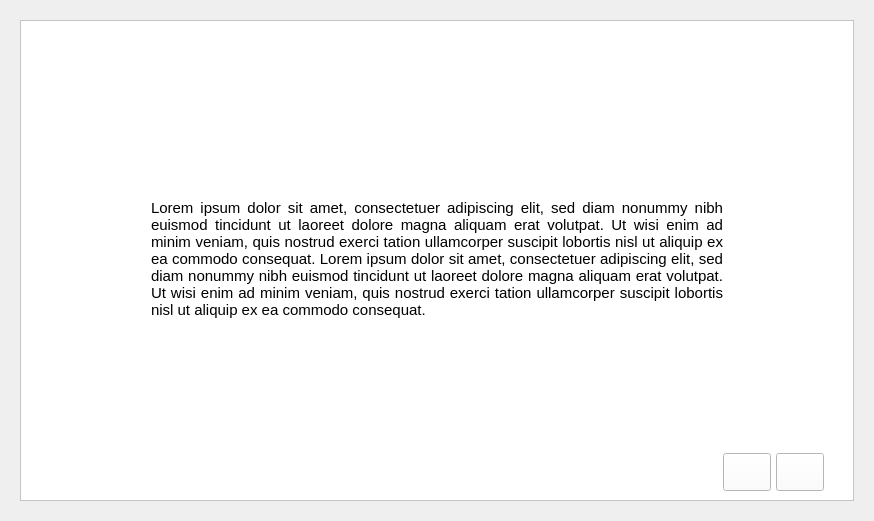
The window that Application/task1page.ui (markus-senger/KV-diagram) describes before a commit, drawn with Qt 5.
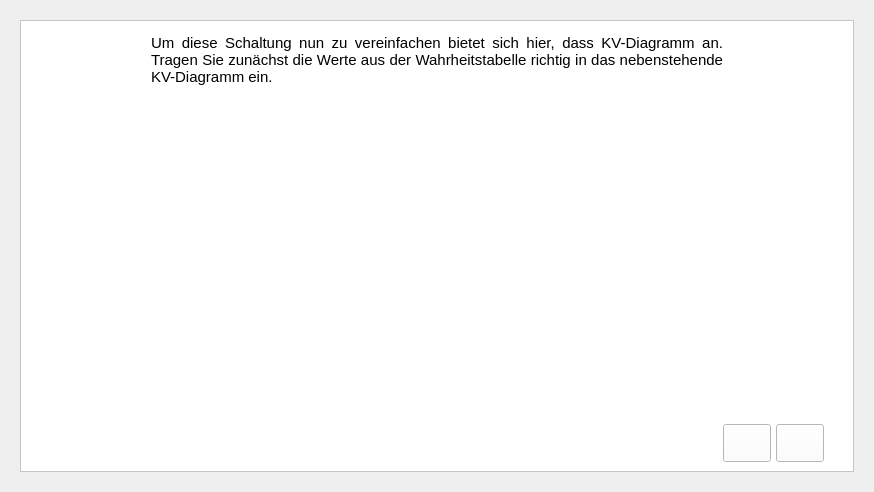
The same window after the commit. Icons and pictures are not drawn. Custom widgets are drawn as their Qt base class.

Commit message: renaming of Files and further development for task 1.

What changed in the file:
```diff
--- a/Application/task1page.ui
+++ b/Application/task1page.ui
@@ -7,7 +7,7 @@
     <x>0</x>
     <y>0</y>
     <width>874</width>
-    <height>521</height>
+    <height>492</height>
    </rect>
   </property>
   <property name="windowTitle">
@@ -23,7 +23,7 @@
       </sizepolicy>
      </property>
      <property name="currentIndex">
-      <number>1</number>
+      <number>2</number>
      </property>
      <widget class="QWidget" name="page">
       <layout class="QVBoxLayout" name="verticalLayout_18">
@@ -456,7 +456,7 @@
             <x>0</x>
             <y>0</y>
             <width>836</width>
-            <height>483</height>
+            <height>454</height>
            </rect>
           </property>
           <layout class="QVBoxLayout" name="verticalLayout_19">
@@ -481,10 +481,71 @@
               <property name="bottomMargin">
                <number>0</number>
               </property>
+              <item>
+               <layout class="QHBoxLayout" name="horizontalLayout">
+                <item>
+                 <widget class="QTextBrowser" name="textBrowser_4">
+                  <property name="sizePolicy">
+                   <sizepolicy hsizetype="Fixed" vsizetype="Fixed">
+                    <horstretch>0</horstretch>
+                    <verstretch>0</verstretch>
+                   </sizepolicy>
+                  </property>
+                  <property name="minimumSize">
+                   <size>
+                    <width>580</width>
+                    <height>47</height>
+                   </size>
+                  </property>
+                  <property name="maximumSize">
+                   <size>
+                    <width>16777215</width>
+                    <height>16777215</height>
+                   </size>
+                  </property>
+                  <property name="styleSheet">
+                   <string notr="true">color:black;</string>
+                  </property>
+                  <property name="frameShape">
+                   <enum>QFrame::NoFrame</enum>
+                  </property>
+                  <property name="sizeAdjustPolicy">
+                   <enum>QAbstractScrollArea::AdjustIgnored</enum>
+                  </property>
+                  <property name="lineWrapMode">
+                   <enum>QTextEdit::WidgetWidth</enum>
+                  </property>
+                  <property name="html">
+                   <string>&lt;!DOCTYPE HTML PUBLIC &quot;-//W3C//DTD HTML 4.0//EN&quot; &quot;http://www.w3.org/TR/REC-html40/strict.dtd&quot;&gt;
+&lt;html&gt;&lt;head&gt;&lt;meta name=&quot;qrichtext&quot; content=&quot;1&quot; /&gt;&lt;style type=&quot;text/css&quot;&gt;
+p, li { white-space: pre-wrap; }
+&lt;/style&gt;&lt;/head&gt;&lt;body style=&quot; font-family:'MS Shell Dlg 2'; font-size:8pt; font-weight:400; font-style:normal;&quot;&gt;
+&lt;p align=&quot;justify&quot; style=&quot; margin-top:0px; margin-bottom:0px; margin-left:0px; margin-right:0px; -qt-block-indent:0; text-indent:0px;&quot;&gt;&lt;span style=&quot; font-size:11pt;&quot;&gt;Die auf der vorherigen Seite erstellte Funktionsgleichung würde die folgende Schaltung liefern:&lt;/span&gt;&lt;/p&gt;&lt;/body&gt;&lt;/html&gt;</string>
+                  </property>
+                 </widget>
+                </item>
+               </layout>
+              </item>
+              <item>
+               <spacer name="verticalSpacer_17">
+                <property name="orientation">
+                 <enum>Qt::Vertical</enum>
+                </property>
+                <property name="sizeType">
+                 <enum>QSizePolicy::Fixed</enum>
+                </property>
+                <property name="sizeHint" stdset="0">
+                 <size>
+                  <width>20</width>
+                  <height>10</height>
+                 </size>
+                </property>
+               </spacer>
+              </item>
               <item>
                <widget class="QLabel" name="label_7">
                 <property name="sizePolicy">
-                 <sizepolicy hsizetype="Preferred" vsizetype="Maximum">
+                 <sizepolicy hsizetype="Preferred" vsizetype="Fixed">
                   <horstretch>0</horstretch>
                   <verstretch>0</verstretch>
                  </sizepolicy>
@@ -492,7 +553,7 @@
                 <property name="minimumSize">
                  <size>
                   <width>100</width>
-                  <height>150</height>
+                  <height>226</height>
                  </size>
                 </property>
                 <property name="maximumSize">
@@ -510,7 +571,7 @@
                </widget>
               </item>
               <item>
-               <spacer name="verticalSpacer_17">
+               <spacer name="verticalSpacer">
                 <property name="orientation">
                  <enum>Qt::Vertical</enum>
                 </property>
@@ -530,48 +591,6 @@
                 <property name="sizeConstraint">
                  <enum>QLayout::SetNoConstraint</enum>
                 </property>
-                <item>
-                 <widget class="QTextBrowser" name="textBrowser_4">
-                  <property name="sizePolicy">
-                   <sizepolicy hsizetype="Fixed" vsizetype="Minimum">
-                    <horstretch>0</horstretch>
-                    <verstretch>0</verstretch>
-                   </sizepolicy>
-                  </property>
-                  <property name="minimumSize">
-                   <size>
-                    <width>580</width>
-                    <height>160</height>
-                   </size>
-                  </property>
-                  <property name="maximumSize">
-                   <size>
-                    <width>16777215</width>
-                    <height>16777215</height>
-                   </size>
-                  </property>
-                  <property name="styleSheet">
-                   <string notr="true">color:black; alignment:center;</string>
-                  </property>
-                  <property name="frameShape">
-                   <enum>QFrame::NoFrame</enum>
-                  </property>
-                  <property name="sizeAdjustPolicy">
-                   <enum>QAbstractScrollArea::AdjustIgnored</enum>
-                  </property>
-                  <property name="lineWrapMode">
-                   <enum>QTextEdit::WidgetWidth</enum>
-                  </property>
-                  <property name="html">
-                   <string>&lt;!DOCTYPE HTML PUBLIC &quot;-//W3C//DTD HTML 4.0//EN&quot; &quot;http://www.w3.org/TR/REC-html40/strict.dtd&quot;&gt;
-&lt;html&gt;&lt;head&gt;&lt;meta name=&quot;qrichtext&quot; content=&quot;1&quot; /&gt;&lt;style type=&quot;text/css&quot;&gt;
-p, li { white-space: pre-wrap; }
-&lt;/style&gt;&lt;/head&gt;&lt;body style=&quot; font-family:'MS Shell Dlg 2'; font-size:8pt; font-weight:400; font-style:normal;&quot;&gt;
-&lt;p align=&quot;justify&quot; style=&quot; margin-top:0px; margin-bottom:0px; margin-left:0px; margin-right:0px; -qt-block-indent:0; text-indent:0px;&quot;&gt;&lt;span style=&quot; font-size:11pt;&quot;&gt;Lorem ipsum dolor sit amet, consectetuer adipiscing elit, sed diam nonummy nibh euismod tincidunt ut laoreet dolore magna aliquam erat volutpat. Ut wisi enim ad minim veniam, quis nostrud exerci tation ullamcorper suscipit lobortis nisl ut aliquip ex ea commodo consequat. Lorem ipsum dolor sit amet, consectetuer adipiscing elit, sed diam nonummy nibh euismod tincidunt ut laoreet dolore magna aliquam erat volutpat. Ut wisi enim ad minim veniam, quis nostrud exerci tation ullamcorper suscipit lobortis nisl ut aliquip ex ea commodo consequat. &lt;/span&gt;&lt;/p&gt;
-&lt;p align=&quot;justify&quot; style=&quot;-qt-paragraph-type:empty; margin-top:0px; margin-bottom:0px; margin-left:0px; margin-right:0px; -qt-block-indent:0; text-indent:0px; font-size:11pt; vertical-align:middle;&quot;&gt;&lt;br /&gt;&lt;/p&gt;&lt;/body&gt;&lt;/html&gt;</string>
-                  </property>
-                 </widget>
-                </item>
                </layout>
               </item>
               <item>
@@ -674,6 +693,281 @@
        </item>
       </layout>
      </widget>
+     <widget class="QWidget" name="page_3">
+      <layout class="QVBoxLayout" name="verticalLayout_2">
+       <item>
+        <widget class="QScrollArea" name="scrollArea_4">
+         <property name="sizePolicy">
+          <sizepolicy hsizetype="Expanding" vsizetype="Expanding">
+           <horstretch>0</horstretch>
+           <verstretch>0</verstretch>
+          </sizepolicy>
+         </property>
+         <property name="minimumSize">
+          <size>
+           <width>0</width>
+           <height>0</height>
+          </size>
+         </property>
+         <property name="styleSheet">
+          <string notr="true">background-color:white;</string>
+         </property>
+         <property name="widgetResizable">
+          <bool>true</bool>
+         </property>
+         <property name="alignment">
+          <set>Qt::AlignLeading|Qt::AlignLeft|Qt::AlignVCenter</set>
+         </property>
+         <widget class="QWidget" name="scrollAreaWidgetContents_4">
+          <property name="geometry">
+           <rect>
+            <x>0</x>
+            <y>0</y>
+            <width>836</width>
+            <height>454</height>
+           </rect>
+          </property>
+          <layout class="QVBoxLayout" name="verticalLayout_23">
+           <item>
+            <widget class="QFrame" name="gridFrame_4">
+             <property name="styleSheet">
+              <string notr="true"/>
+             </property>
+             <layout class="QVBoxLayout" name="verticalLayout_24">
+              <property name="spacing">
+               <number>5</number>
+              </property>
+              <property name="leftMargin">
+               <number>0</number>
+              </property>
+              <property name="topMargin">
+               <number>0</number>
+              </property>
+              <property name="rightMargin">
+               <number>0</number>
+              </property>
+              <property name="bottomMargin">
+               <number>0</number>
+              </property>
+              <item>
+               <layout class="QHBoxLayout" name="horizontalLayout_3">
+                <item>
+                 <widget class="QTextBrowser" name="textBrowser_5">
+                  <property name="sizePolicy">
+                   <sizepolicy hsizetype="Fixed" vsizetype="Fixed">
+                    <horstretch>0</horstretch>
+                    <verstretch>0</verstretch>
+                   </sizepolicy>
+                  </property>
+                  <property name="minimumSize">
+                   <size>
+                    <width>580</width>
+                    <height>65</height>
+                   </size>
+                  </property>
+                  <property name="maximumSize">
+                   <size>
+                    <width>16777215</width>
+                    <height>16777215</height>
+                   </size>
+                  </property>
+                  <property name="styleSheet">
+                   <string notr="true">color:black;</string>
+                  </property>
+                  <property name="frameShape">
+                   <enum>QFrame::NoFrame</enum>
+                  </property>
+                  <property name="sizeAdjustPolicy">
+                   <enum>QAbstractScrollArea::AdjustIgnored</enum>
+                  </property>
+                  <property name="lineWrapMode">
+                   <enum>QTextEdit::WidgetWidth</enum>
+                  </property>
+                  <property name="html">
+                   <string>&lt;!DOCTYPE HTML PUBLIC &quot;-//W3C//DTD HTML 4.0//EN&quot; &quot;http://www.w3.org/TR/REC-html40/strict.dtd&quot;&gt;
+&lt;html&gt;&lt;head&gt;&lt;meta name=&quot;qrichtext&quot; content=&quot;1&quot; /&gt;&lt;style type=&quot;text/css&quot;&gt;
+p, li { white-space: pre-wrap; }
+&lt;/style&gt;&lt;/head&gt;&lt;body style=&quot; font-family:'MS Shell Dlg 2'; font-size:8pt; font-weight:400; font-style:normal;&quot;&gt;
+&lt;p align=&quot;justify&quot; style=&quot; margin-top:0px; margin-bottom:0px; margin-left:0px; margin-right:0px; -qt-block-indent:0; text-indent:0px;&quot;&gt;&lt;span style=&quot; font-size:11pt;&quot;&gt;Um diese Schaltung nun zu vereinfachen bietet sich hier, dass KV-Diagramm an. Tragen Sie zunächst die Werte aus der Wahrheitstabelle richtig in das nebenstehende KV-Diagramm ein.&lt;/span&gt;&lt;/p&gt;&lt;/body&gt;&lt;/html&gt;</string>
+                  </property>
+                 </widget>
+                </item>
+               </layout>
+              </item>
+              <item>
+               <spacer name="verticalSpacer_20">
+                <property name="orientation">
+                 <enum>Qt::Vertical</enum>
+                </property>
+                <property name="sizeType">
+                 <enum>QSizePolicy::Fixed</enum>
+                </property>
+                <property name="sizeHint" stdset="0">
+                 <size>
+                  <width>20</width>
+                  <height>10</height>
+                 </size>
+                </property>
+               </spacer>
+              </item>
+              <item>
+               <layout class="QHBoxLayout" name="horizontalLayout_4">
+                <item>
+                 <widget class="QLabel" name="label_8">
+                  <property name="sizePolicy">
+                   <sizepolicy hsizetype="Preferred" vsizetype="Fixed">
+                    <horstretch>0</horstretch>
+                    <verstretch>0</verstretch>
+                   </sizepolicy>
+                  </property>
+                  <property name="minimumSize">
+                   <size>
+                    <width>100</width>
+                    <height>262</height>
+                   </size>
+                  </property>
+                  <property name="maximumSize">
+                   <size>
+                    <width>16777215</width>
+                    <height>16777215</height>
+                   </size>
+                  </property>
+                  <property name="styleSheet">
+                   <string notr="true">image: url(:/images/task1_truthtable1.png)</string>
+                  </property>
+                  <property name="text">
+                   <string/>
+                  </property>
+                 </widget>
+                </item>
+                <item>
+                 <widget class="EditableKVDiagram3Var" name="widget_2" native="true"/>
+                </item>
+               </layout>
+              </item>
+              <item>
+               <spacer name="verticalSpacer_2">
+                <property name="orientation">
+                 <enum>Qt::Vertical</enum>
+                </property>
+                <property name="sizeType">
+                 <enum>QSizePolicy::Fixed</enum>
+                </property>
+                <property name="sizeHint" stdset="0">
+                 <size>
+                  <width>20</width>
+                  <height>10</height>
+                 </size>
+                </property>
+               </spacer>
+              </item>
+              <item>
+               <layout class="QHBoxLayout" name="horizontalLayout_22">
+                <property name="sizeConstraint">
+                 <enum>QLayout::SetNoConstraint</enum>
+                </property>
+               </layout>
+              </item>
+              <item>
+               <spacer name="verticalSpacer_23">
+                <property name="orientation">
+                 <enum>Qt::Vertical</enum>
+                </property>
+                <property name="sizeType">
+                 <enum>QSizePolicy::MinimumExpanding</enum>
+                </property>
+                <property name="sizeHint" stdset="0">
+                 <size>
+                  <width>20</width>
+                  <height>5</height>
+                 </size>
+                </property>
+               </spacer>
+              </item>
+              <item>
+               <layout class="QHBoxLayout" name="horizontalLayout_23">
+                <item>
+                 <spacer name="horizontalSpacer_29">
+                  <property name="orientation">
+                   <enum>Qt::Horizontal</enum>
+                  </property>
+                  <property name="sizeHint" stdset="0">
+                   <size>
+                    <width>40</width>
+                    <height>10</height>
+                   </size>
+                  </property>
+                 </spacer>
+                </item>
+                <item>
+                 <widget class="QPushButton" name="backButtonTask1Page3">
+                  <property name="styleSheet">
+                   <string notr="true">QPushButton
+{
+	color: white;
+	width: 40px;
+	height: 30px;
+   	border-image: url(:/images/buttons/back_button.png)
+}
+
+QPushButton::hover
+{
+	border-image: url(:/images/buttons/back_button_hover.png)
+}</string>
+                  </property>
+                  <property name="text">
+                   <string/>
+                  </property>
+                 </widget>
+                </item>
+                <item>
+                 <widget class="QPushButton" name="continueButtonTask1Page3">
+                  <property name="styleSheet">
+                   <string notr="true">QPushButton
+{
+	color: white;
+	width: 40px;
+	height: 30px;
+   	border-image: url(:/images/buttons/continue_button.png)
+}
+
+QPushButton::hover
+{
+	border-image: url(:/images/buttons/continue_button_hover.png)
+}</string>
+                  </property>
+                  <property name="text">
+                   <string/>
+                  </property>
+                 </widget>
+                </item>
+                <item>
+                 <spacer name="horizontalSpacer_30">
+                  <property name="orientation">
+                   <enum>Qt::Horizontal</enum>
+                  </property>
+                  <property name="sizeType">
+                   <enum>QSizePolicy::Fixed</enum>
+                  </property>
+                  <property name="sizeHint" stdset="0">
+                   <size>
+                    <width>20</width>
+                    <height>20</height>
+                   </size>
+                  </property>
+                 </spacer>
+                </item>
+               </layout>
+              </item>
+             </layout>
+            </widget>
+           </item>
+          </layout>
+         </widget>
+        </widget>
+       </item>
+      </layout>
+     </widget>
     </widget>
    </item>
   </layout>
@@ -685,6 +979,12 @@
    <header>equationinputfield.h</header>
    <container>1</container>
   </customwidget>
+  <customwidget>
+   <class>EditableKVDiagram3Var</class>
+   <extends>QWidget</extends>
+   <header>editablekvdiagram3var.h</header>
+   <container>1</container>
+  </customwidget>
  </customwidgets>
  <resources/>
  <connections/>
```
Left out of the diff: 39 changed lines with no effect on the pictures. The commit also changes 23 other files.
